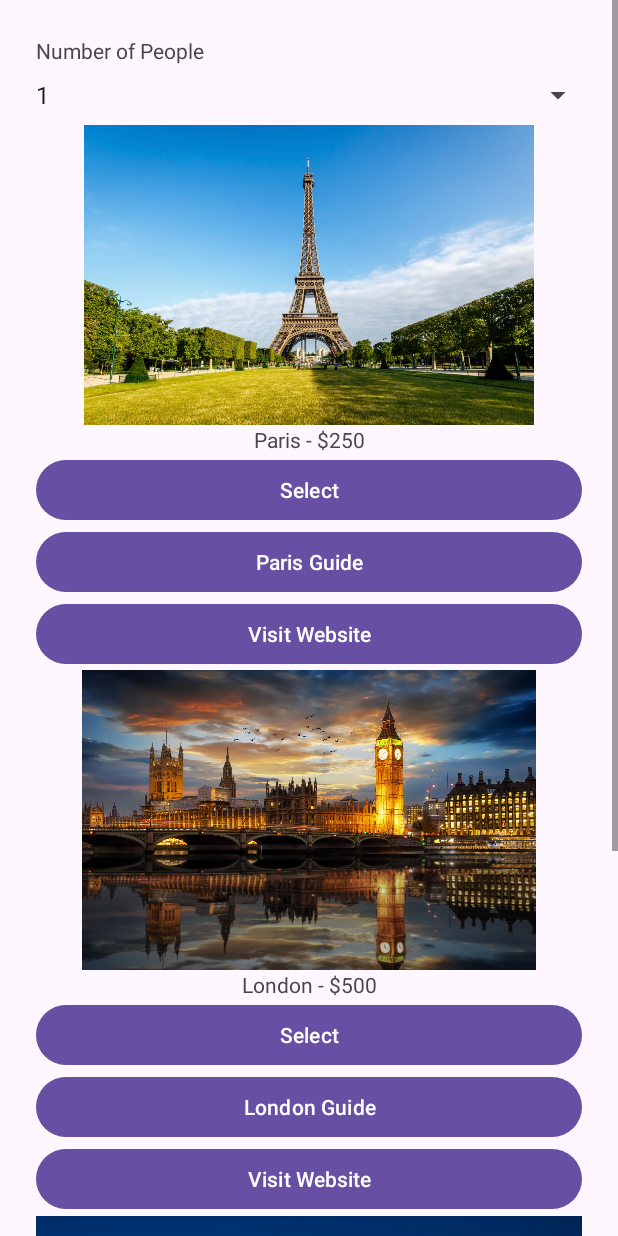
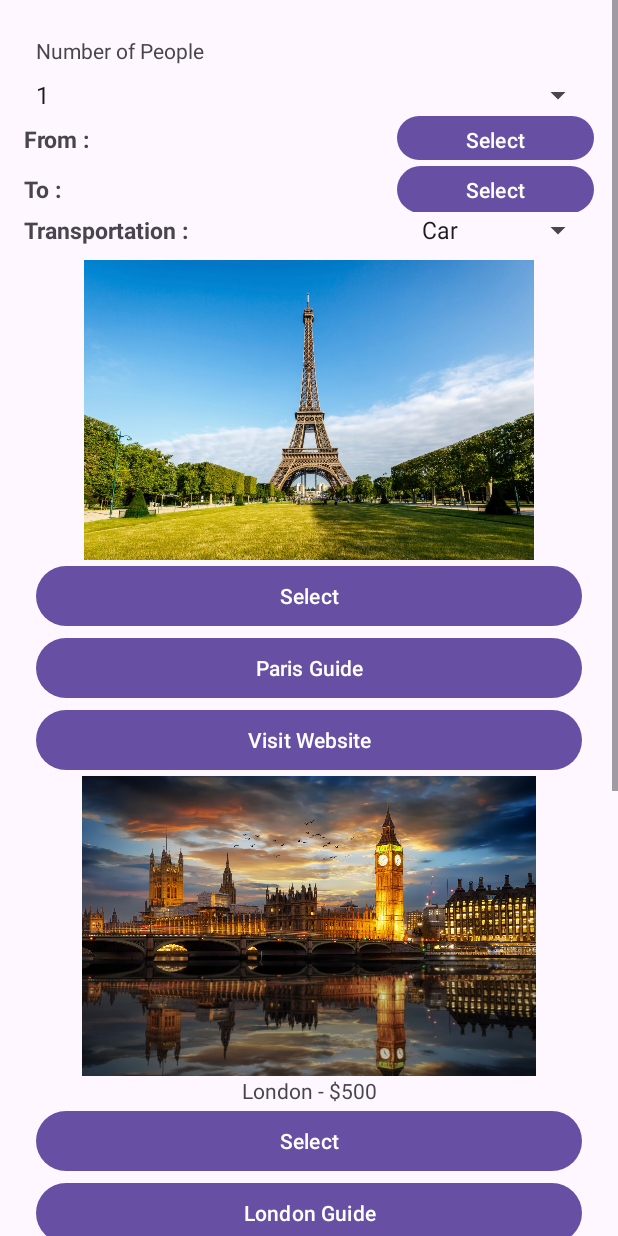
Before and after one commit to nguyennb12/MAD_PROJECT, an Android app built with Jetpack Compose: the TripPlanner screen opened directly, with no data from a screen before it, on a phone screen of 412 x 824 dp. Run offline under Robolectric (Android 15) with nearby library versions, the phone set to English and light mode, and no system bars.

Commit message:
I added a DataPicker and a Transportation.
I added DataPicker and Transportation. The DataPicker followed the default design throughout, and I found that it worked without errors in selecting dates.
I also changed the transportation from a radio button to a spinner. (for better visibility and clarity)
I made sure that all of this stored data is stored as a SharePreference and not as a DB.
I did this because I wanted to make sure that when the user presses the final save button, it would be saved to the DB.

```diff
--- a/app/src/main/java/com/example/trip_planner/TripPlanner.java
+++ b/app/src/main/java/com/example/trip_planner/TripPlanner.java
@@ -1,5 +1,6 @@
 package com.example.trip_planner;
 
+import android.app.DatePickerDialog;
 import android.content.Intent;
 import android.os.Bundle;
 import android.os.Environment;
@@ -8,7 +9,9 @@ import android.view.View;
 import android.widget.AdapterView;
 import android.widget.ArrayAdapter;
 import android.widget.Button;
+import android.widget.DatePicker;
 import android.widget.Spinner;
+import android.widget.TextView;
 import android.widget.Toast;
 
 import androidx.appcompat.app.AppCompatActivity;
@@ -20,6 +23,7 @@ import java.io.FileOutputStream;
 import java.io.InputStream;
 import java.net.HttpURLConnection;
 import java.net.URL;
+import java.util.Calendar;
 
 import android.content.ActivityNotFoundException;
 import android.net.Uri;
@@ -34,6 +38,11 @@ public class TripPlanner extends AppCompatActivity {
     private final String urlLondonGuide = "https://content.tfl.gov.uk/london-visitor-guide.pdf";
     private final String urlTorontoGuide = "https://guides.tripomatic.com/download/tripomatic-free-city-guide-toronto.pdf";
 
+
+    Button fromDateButton = null;
+    Button toDateButton = null;
+    private SaveList mSaveList;         // save and load date information. - in this case, using SharedPreferences.
+
     @Override
     protected void onCreate(Bundle savedInstanceState) {
         super.onCreate(savedInstanceState);
@@ -41,6 +50,94 @@ public class TripPlanner extends AppCompatActivity {
 
         // Initialize components
         initializeComponents();
+
+        mSaveList = new SaveList(this);
+
+        ////////////////////////////////////////////////////////
+        // Action for a button that specifies a departure date
+        fromDateButton = findViewById(R.id.fromButtonId);
+        TextView fromDateTextView = findViewById(R.id.fromDateId);
+        fromDateButton.setOnClickListener(new View.OnClickListener() {
+            @Override
+            public void onClick(View v) {
+                // This declaration is needed to make DatePicker widget to pick departure date
+                Calendar calendar = Calendar.getInstance();
+                int year = calendar.get(Calendar.YEAR);
+                int month = calendar.get(Calendar.MONTH);
+                int day = calendar.get(Calendar.DAY_OF_MONTH);
+
+                DatePickerDialog datePickerDialog = new DatePickerDialog(
+                        TripPlanner.this,
+                        android.R.style.Theme_Holo_Light_Dialog,
+                        new DatePickerDialog.OnDateSetListener() {
+                            @Override
+                            public void onDateSet(DatePicker view, int selectedYear, int selectedMonth, int selectedDay) {
+                                String selectedFromDate = selectedYear + "/" + (selectedMonth + 1) + "/" + selectedDay;
+                                mSaveList.saveSelectedFromDate(selectedFromDate);
+
+                                fromDateTextView.setText(selectedFromDate);
+                            }
+                        },
+                        year,
+                        month,
+                        day
+                );
+                // Show up DatePickerDialog
+                datePickerDialog.show();
+            }
+        });
+
+        // Action for a button that specifies a arrival date
+        toDateButton = findViewById(R.id.toButtonId);
+        TextView toDateTextView = findViewById(R.id.toDateId);
+        toDateButton.setOnClickListener(new View.OnClickListener() {
+            // This declaration is needed to make DatePicker widget to pick arrival date
+            @Override
+            public void onClick(View v) {
+                Calendar calendar = Calendar.getInstance();
+                int year = calendar.get(Calendar.YEAR);
+                int month = calendar.get(Calendar.MONTH);
+                int day = calendar.get(Calendar.DAY_OF_MONTH);
+
+                DatePickerDialog datePickerDialog = new DatePickerDialog(
+                        TripPlanner.this,
+                        android.R.style.Theme_Holo_Light_Dialog,
+                        new DatePickerDialog.OnDateSetListener() {
+                            @Override
+                            public void onDateSet(DatePicker view, int selectedYear, int selectedMonth, int selectedDay) {
+                                String selectedToDate = selectedYear + "/" + (selectedMonth + 1) + "/" + selectedDay;
+                                String fromDateText = fromDateTextView.getText().toString();
+
+                                // To check the arrival date is formal of departure date or not
+                                if (mSaveList.isValidDate(selectedToDate, fromDateText)) {
+                                    mSaveList.saveSelectedToDate(selectedToDate);
+                                    toDateTextView.setText(selectedToDate);
+                                } else {
+                                    Toast t = Toast.makeText(TripPlanner.this,
+                                            "Invalid date selection. toDate should not be before fromDate.", Toast.LENGTH_SHORT);
+                                    t.show();
+                                }
+                            }
+                        },
+                        year,
+                        month,
+                        day
+                );
+                datePickerDialog.show();
+            }
+        });
+
+        // Select the transportation
+        Spinner transportationSpinner = findViewById(R.id.spinnerTransportation);
+        ArrayAdapter<CharSequence> adapter = ArrayAdapter.createFromResource(
+                TripPlanner.this, R.array.spinnerTransportationArray, android.R.layout.simple_spinner_item);
+        adapter.setDropDownViewResource(android.R.layout.simple_spinner_item);
+        transportationSpinner.setAdapter(adapter);
+
+        // Save the transportation
+        String selectedTransportation = transportationSpinner.getSelectedItem().toString();
+        mSaveList.saveSelectedTransportation(selectedTransportation);
+        /////////////////////////////////////////////
     }
 
     private void initializeComponents() {
@@ -77,6 +174,8 @@ public class TripPlanner extends AppCompatActivity {
         btnParis.setOnClickListener(v -> navigateToTotalPriceActivity(250));
         btnLondon.setOnClickListener(v -> navigateToTotalPriceActivity(500));
         btnToronto.setOnClickListener(v -> navigateToTotalPriceActivity(1000));
+
+
     }
 
     private void setupDownloadButtons() {
@@ -155,4 +254,6 @@ public class TripPlanner extends AppCompatActivity {
     interface DownloadCallback {
         void onDownloadComplete(File file);
     }
+
+
 }
--- a/app/src/main/res/layout/activity_trip_planner.xml
+++ b/app/src/main/res/layout/activity_trip_planner.xml
@@ -25,6 +25,106 @@
             android:layout_height="wrap_content"
             android:entries="@array/number_of_travelers" />
 
+
+        <!-- From Date       -->
+        <RelativeLayout
+            android:layout_width="match_parent"
+            android:layout_height="35dp"
+            android:orientation="horizontal"
+            >
+
+            <TextView
+                android:id="@+id/from"
+                style="@style/stringStyle"
+                android:layout_width="wrap_content"
+                android:layout_height="wrap_content"
+                android:text="@string/fromString"
+                android:layout_centerVertical="true"/>
+
+            <TextView
+                android:id="@+id/fromDateId"
+                style="@style/stringStyle"
+                android:layout_width="wrap_content"
+                android:layout_height="wrap_content"
+                android:layout_centerVertical="true"
+                android:layout_toEndOf="@id/from"
+                android:text="" />
+
+            <Button
+                android:id="@+id/fromButtonId"
+                android:layout_width="131dp"
+                android:layout_height="39dp"
+                android:layout_alignBaseline="@id/fromDateId"
+                android:layout_alignParentEnd="true"
+                android:layout_marginEnd="0dp"
+                android:text="@string/selectString"
+                tools:ignore="RelativeOverlap"
+                android:layout_centerVertical="true"/>
+        </RelativeLayout>
+
+
+        <!--        To date-->
+
+        <RelativeLayout
+            android:layout_width="match_parent"
+            android:layout_height="wrap_content"
+            android:orientation="horizontal">
+
+            <TextView
+                android:id="@+id/to"
+                style="@style/stringStyle"
+                android:layout_width="wrap_content"
+                android:layout_height="wrap_content"
+                android:text="@string/toString"
+                android:layout_centerVertical="true"/>
+
+            <TextView
+                android:id="@+id/toDateId"
+                style="@style/stringStyle"
+                android:layout_width="wrap_content"
+                android:layout_height="wrap_content"
+                android:layout_centerVertical="true"
+                android:layout_toEndOf="@id/to"
+                android:text=""
+                />
+
+            <Button
+                android:id="@+id/toButtonId"
+                android:layout_width="131dp"
+                android:layout_height="39dp"
+                android:layout_alignBaseline="@id/toDateId"
+                android:layout_alignParentEnd="true"
+                android:layout_marginEnd="0dp"
+                android:text="@string/selectString"
+                tools:ignore="RelativeOverlap"
+                android:layout_centerVertical="true"
+                />
+        </RelativeLayout>
+
+        <!-- Transportation  -->
+        <RelativeLayout
+            android:layout_width="match_parent"
+            android:layout_height="wrap_content"
+            android:orientation="horizontal">
+
+            <TextView
+                android:id="@+id/Transportation"
+                style="@style/stringStyle"
+                android:layout_width="wrap_content"
+                android:layout_height="wrap_content"
+                android:text="@string/transportationString"
+                android:layout_centerVertical="true"/>
+
+            <Spinner
+                android:id="@+id/spinnerTransportation"
+                android:layout_width="wrap_content"
+                android:layout_height="wrap_content"
+                android:layout_alignParentEnd="true"
+                android:layout_centerVertical="true" />
+
+        </RelativeLayout>
+
+
         <!-- Destination 1: Paris -->
         <LinearLayout
             android:layout_width="match_parent"
@@ -38,11 +138,6 @@
                 android:layout_height="200dp"
                 android:src="@drawable/paris"/>
 
-            <TextView
-                android:layout_width="match_parent"
-                android:layout_height="wrap_content"
-                android:text="@string/paris_250"
-                android:textAlignment="center"/>
             <Button
                 android:id="@+id/btnParis"
                 android:layout_width="match_parent"
@@ -144,5 +239,11 @@
 
         </LinearLayout>
 
+        <TextView
+            android:layout_width="match_parent"
+            android:layout_height="wrap_content"
+            android:text="@string/paris_250"
+            android:textAlignment="center" />
+
     </LinearLayout>
 </ScrollView>
--- a/app/src/main/res/values/strings.xml
+++ b/app/src/main/res/values/strings.xml
@@ -33,4 +33,16 @@
     <string name="search_flights">Search Flights</string>
     <string name="number_of_people_guest">Number of People</string>
     <string name="paris_250">Paris - $250</string>
+
+
+    <string name="fromString">From : </string>
+    <string name="toString">To : </string>
+    <string name="selectString">Select</string>
+    <string name="transportationString">Transportation : </string>
+    <string-array name="spinnerTransportationArray">Transportation
+        <item> Car </item>
+        <item> Train </item>
+        <item> Ship </item>
+        <item> Airplane  </item>
+    </string-array>
 </resources>
--- /dev/null
+++ b/app/src/main/res/values/style.xml
@@ -0,0 +1,8 @@
+<?xml version="1.0" encoding="utf-8"?>
+<resources>
+    <style name="stringStyle">
+        <item name="android:textSize">15sp</item>
+        <item name="android:textStyle">bold</item>
+    </style>
+
+</resources>
```
Also changed, not shown: app/src/main/java/com/example/trip_planner/SaveList.java (added, +118 -0 lines).
